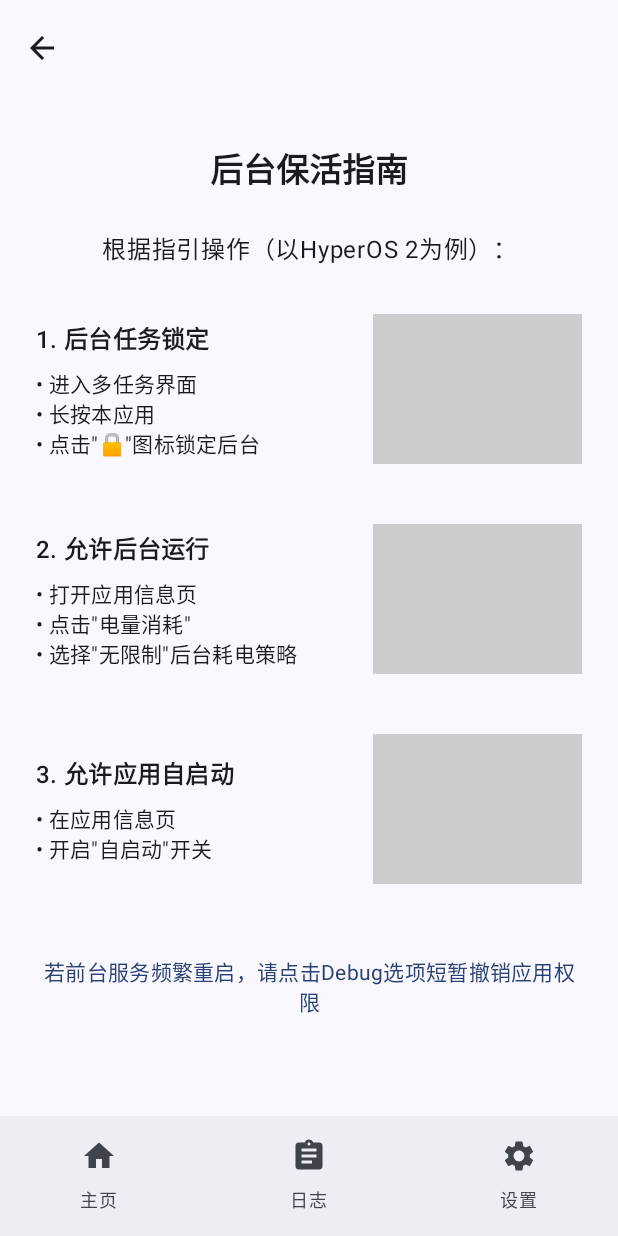
After one commit to siilm/NotifiSync, an Android app built with Jetpack Compose: the SolutionPage screen opened through its navigation route, on a phone screen of 412 x 824 dp. The commit adds this screen. Run offline under Robolectric (Android 15) with nearby library versions, the phone set to English and light mode, and no system bars.

Commit message:
Add page help keep App alive

```diff
--- a/app/build.gradle.kts
+++ b/app/build.gradle.kts
@@ -14,7 +14,7 @@ android {
         minSdk = 33
         targetSdk = 35
         versionCode = 1
-        versionName = "1.0"
+        versionName = "0.9.1"
 
         testInstrumentationRunner = "androidx.test.runner.AndroidJUnitRunner"
     }
--- a/app/src/main/java/com/deaworks/notifisync/ui/pages/SettingsPage.kt
+++ b/app/src/main/java/com/deaworks/notifisync/ui/pages/SettingsPage.kt
@@ -17,6 +17,7 @@ import androidx.compose.foundation.layout.padding
 import androidx.compose.foundation.layout.systemBarsPadding
 import androidx.compose.material.icons.Icons
 import androidx.compose.material.icons.filled.Info
+import androidx.compose.material.icons.filled.Lock
 import androidx.compose.material.icons.filled.PlayArrow
 import androidx.compose.material.icons.filled.Warning
 import androidx.compose.material3.ExperimentalMaterial3Api
@@ -86,7 +87,6 @@ fun SettingsPage(navController: NavController) {
                         .height(32.dp)
                         .clickable {
                             navController.navigate("access_control")
-
                         },
                 ) {
                     Icon(
@@ -133,6 +133,29 @@ fun SettingsPage(navController: NavController) {
                         .fillMaxWidth()
                         .height(32.dp)
                         .clickable {
+                            navController.navigate("solution_page")
+                        },
+                ) {
+                    Icon(
+                        Icons.Default.Lock,
+                        contentDescription = null,
+                        modifier = Modifier.align(Alignment.CenterVertically)
+                    )
+                    Text(
+                        modifier = Modifier
+                            .fillMaxWidth()
+                            .padding(start = 16.dp)
+                            .align(Alignment.CenterVertically),
+                        text = "保活服务帮助",
+                        fontSize = 20.sp
+                    )
+                }
+                Row(
+                    modifier = Modifier
+                        .padding(16.dp)
+                        .fillMaxWidth()
+                        .height(32.dp)
+                        .clickable {
                             context.startActivity(Intent(Settings.ACTION_NOTIFICATION_LISTENER_SETTINGS))
                         },
                 ) {
@@ -147,31 +170,6 @@ fun SettingsPage(navController: NavController) {
                             .padding(start = 16.dp)
                             .align(Alignment.CenterVertically),
                         text = "[Debug]跳转到权限授予界面",
-                        fontSize = 20.sp
-                    )
-                }
-                Row(
-                    modifier = Modifier
-                        .padding(16.dp)
-                        .fillMaxWidth()
-                        .height(32.dp)
-                        .clickable {
-//                            NotifiListener.stopService(context)
-                            serviceViewModel.updateServiceState(false)
-                            "待写".showToast(context)
-                        },
-                ) {
-                    Icon(
-                        Icons.Default.Warning,
-                        contentDescription = null,
-                        modifier = Modifier.align(Alignment.CenterVertically)
-                    )
-                    Text(
-                        modifier = Modifier
-                            .fillMaxWidth()
-                            .padding(start = 16.dp)
-                            .align(Alignment.CenterVertically),
-                        text = "[Debug]强制停止服务",
                         fontSize = 20.sp
                     )
                 }
--- /dev/null
+++ b/app/src/main/java/com/deaworks/notifisync/ui/pages/SolutionPage.kt
@@ -0,0 +1,142 @@
+package com.deaworks.notifisync.ui.pages
+
+import androidx.compose.foundation.Image
+import androidx.compose.foundation.layout.Arrangement
+import androidx.compose.foundation.layout.Column
+import androidx.compose.foundation.layout.Row
+import androidx.compose.foundation.layout.fillMaxSize
+import androidx.compose.foundation.layout.fillMaxWidth
+import androidx.compose.foundation.layout.height
+import androidx.compose.foundation.layout.padding
+import androidx.compose.foundation.rememberScrollState
+import androidx.compose.foundation.verticalScroll
+import androidx.compose.material.icons.Icons
+import androidx.compose.material.icons.automirrored.filled.ArrowBack
+import androidx.compose.material3.ExperimentalMaterial3Api
+import androidx.compose.material3.Icon
+import androidx.compose.material3.IconButton
+import androidx.compose.material3.MaterialTheme
+import androidx.compose.material3.Scaffold
+import androidx.compose.material3.Text
+import androidx.compose.material3.TopAppBar
+import androidx.compose.runtime.Composable
+import androidx.compose.ui.Alignment
+import androidx.compose.ui.Modifier
+import androidx.compose.ui.graphics.Color
+import androidx.compose.ui.graphics.painter.ColorPainter
+import androidx.compose.ui.layout.ContentScale
+import androidx.compose.ui.text.font.FontWeight
+import androidx.compose.ui.text.style.TextAlign
+import androidx.compose.ui.unit.dp
+
+@OptIn(ExperimentalMaterial3Api::class)
+@Composable
+fun SolutionPage(onBack: () -> Unit) {
+    Scaffold(
+        topBar = {
+            TopAppBar(
+                title = { Text("") },
+                navigationIcon = {
+                    IconButton(onClick = onBack) {
+                        Icon(
+                            Icons.AutoMirrored.Filled.ArrowBack,
+                            contentDescription = "返回"
+                        )
+                    }
+                }
+            )
+        }
+    ) { padding ->
+        Column(
+            modifier = Modifier
+                .fillMaxSize()
+                .padding(padding)
+                .verticalScroll(rememberScrollState())
+                .padding(horizontal = 24.dp),
+            horizontalAlignment = Alignment.CenterHorizontally,
+            verticalArrangement = Arrangement.spacedBy(24.dp)
+        ) {
+            Text(
+                text = "后台保活指南",
+                style = MaterialTheme.typography.titleLarge.copy(
+                    fontWeight = FontWeight.Bold
+                ),
+                modifier = Modifier
+                    .fillMaxWidth()
+                    .padding(top = 32.dp),
+                textAlign = TextAlign.Center
+            )
+
+            Text(
+                text = "根据指引操作（以HyperOS 2为例）：",
+                style = MaterialTheme.typography.bodyLarge,
+                modifier = Modifier.fillMaxWidth(),
+                textAlign = TextAlign.Center
+            )
+
+            StepWithImage(
+                title = "1. 后台任务锁定",
+                description = "• 进入多任务界面\n• 长按本应用\n• 点击\"\uD83D\uDD12\"图标锁定后台"
+            )
+
+            StepWithImage(
+                title = "2. 允许后台运行",
+                description = "• 打开应用信息页\n• 点击\"电量消耗\"\n• 选择\"无限制\"后台耗电策略"
+            )
+
+            StepWithImage(
+                title = "3. 允许应用自启动",
+                description = "• 在应用信息页\n• 开启\"自启动\"开关"
+            )
+
+            Text(
+                text = "若前台服务频繁重启，请点击Debug选项短暂撤销应用权限",
+                style = MaterialTheme.typography.bodyMedium.copy(
+                    color = MaterialTheme.colorScheme.primary
+                ),
+                modifier = Modifier
+                    .fillMaxWidth()
+                    .padding(top = 16.dp, bottom = 32.dp),
+                textAlign = TextAlign.Center
+            )
+        }
+    }
+}
+
+@Composable
+fun StepWithImage(title: String, description: String) {
+    Row(
+        modifier = Modifier
+            .fillMaxWidth()
+            .padding(vertical = 8.dp),
+        verticalAlignment = Alignment.CenterVertically,
+        horizontalArrangement = Arrangement.spacedBy(16.dp)
+    ) {
+        // 文字说明部分 (左侧60%)
+        Column(
+            modifier = Modifier.weight(3f),
+            verticalArrangement = Arrangement.spacedBy(8.dp)
+        ) {
+            Text(
+                text = title,
+                style = MaterialTheme.typography.titleMedium.copy(
+                    fontWeight = FontWeight.SemiBold
+                )
+            )
+            Text(
+                text = description,
+                style = MaterialTheme.typography.bodyMedium
+            )
+        }
+
+        // 图片区域 (右侧40%)
+        Image(
+            painter = ColorPainter(Color.LightGray), // 占位符，后续替换为实际图片
+            contentDescription = "配置步骤图示",
+            contentScale = ContentScale.Fit,
+            modifier = Modifier
+                .weight(2f)
+                .height(100.dp) // 固定高度，宽度自适应
+        )
+    }
+}
--- a/app/src/main/java/com/deaworks/notifisync/util/PageRouter.kt
+++ b/app/src/main/java/com/deaworks/notifisync/util/PageRouter.kt
@@ -9,6 +9,7 @@ import com.deaworks.notifisync.ui.pages.AccessControlPage
 import com.deaworks.notifisync.ui.pages.HomePage
 import com.deaworks.notifisync.ui.pages.LogsPage
 import com.deaworks.notifisync.ui.pages.SettingsPage
+import com.deaworks.notifisync.ui.pages.SolutionPage
 
 @Composable
 fun PageRouter(
@@ -20,8 +21,7 @@ fun PageRouter(
         composable("home") { HomePage() }
         composable("settings") { SettingsPage(navController) }
         composable("logs") {
-            LogsPage(
-            )
+            LogsPage()
         }
 
         composable("access_control") {
@@ -29,5 +29,10 @@ fun PageRouter(
                 onBack = { navController.popBackStack() },
             )
         }
+        composable("solution_page") {
+            SolutionPage(
+                onBack = { navController.popBackStack() },
+            )
+        }
     }
 }
```
Also changed, not shown: app/src/main/java/com/deaworks/notifisync/ui/pages/LogsPage.kt (+0 -21 lines), app/src/main/res/mipmap-hdpi/launcher_icon_256.webp (added), app/src/main/res/mipmap-xhdpi/launcher_icon_512.webp (added).
